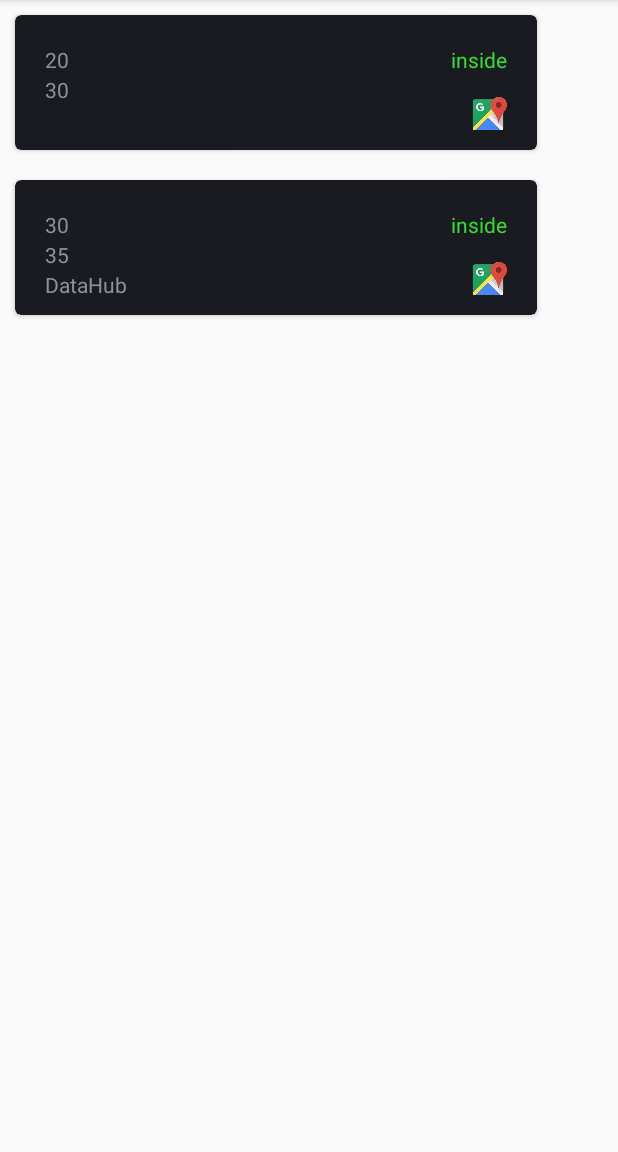
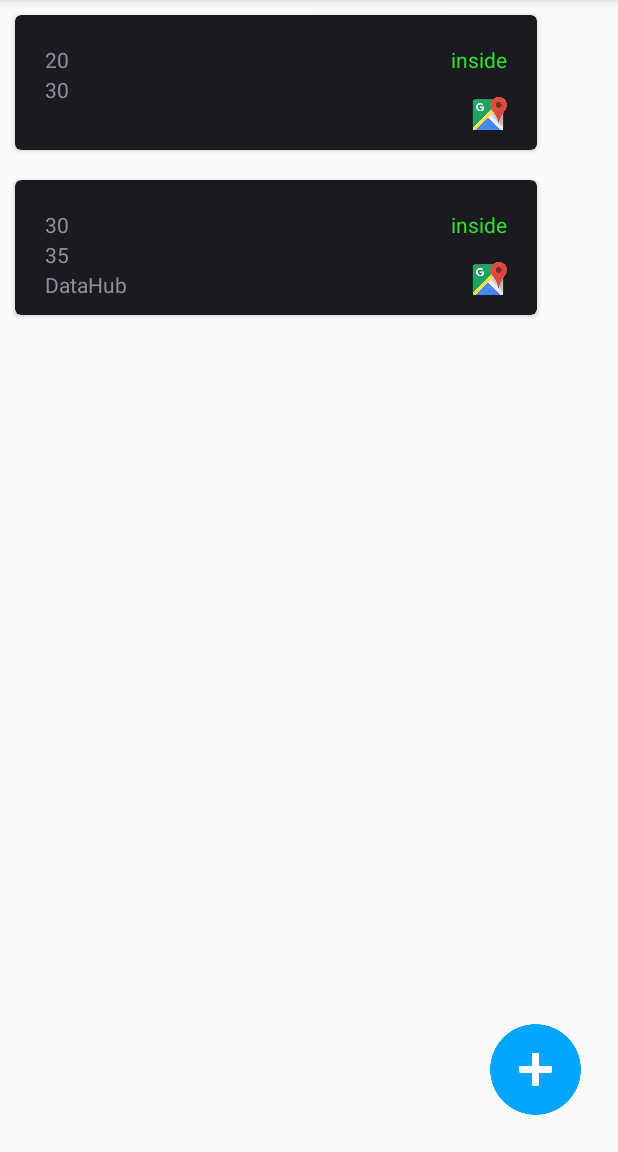
Before and after one commit to printimo/geofence, an Android app: the screen it shows after launch (MainActivity), on a phone screen of 412 x 824 dp, the part 84-1236 px from its top. Run offline under Robolectric (Android 15) with nearby library versions, the phone set to English and light mode, and no system bars.

```diff
--- a/app/src/main/java/com/nick/geofence/GeofenceAdapter.java
+++ b/app/src/main/java/com/nick/geofence/GeofenceAdapter.java
@@ -1,5 +1,8 @@
 package com.nick.geofence;
 
+import android.app.Activity;
+import android.content.Intent;
+import android.net.Uri;
 import android.support.v4.widget.TextViewCompat;
 import android.support.v7.widget.RecyclerView;
 import android.view.LayoutInflater;
@@ -17,9 +20,11 @@ import java.util.List;
 public class GeofenceAdapter extends RecyclerView.Adapter<GeofenceAdapter.GeofenceViewHolder>{
 
     private List<Geofence> list = new ArrayList<>();
+    private Activity activity;
 
-    public GeofenceAdapter(List<Geofence> arr) {
+    public GeofenceAdapter(Activity act, List<Geofence> arr) {
         list = arr;
+        activity = act;
     }
 
     @Override
@@ -28,10 +33,21 @@ public class GeofenceAdapter extends RecyclerView.Adapter<GeofenceAdapter.Geofen
     }
 
     @Override
-    public void onBindViewHolder(GeofenceViewHolder holder, int position) {
+    public void onBindViewHolder(GeofenceViewHolder holder, final int position) {
         holder.latitude.setText(String.valueOf(list.get(position).getLatitude()));
         holder.longitude.setText(String.valueOf(list.get(position).getLongitude()));
         holder.wifi.setText(String.valueOf(list.get(position).getWifiName()));
+        holder.card.setOnClickListener(new View.OnClickListener() {
+            @Override
+            public void onClick(View v) {
+                String strUri = "http://maps.google.com/maps?q=loc:" + list.get(position).getLatitude() + "," + list.get(position).getLongitude() + " (" + "Label which you want" + ")";
+                Intent intent = new Intent(android.content.Intent.ACTION_VIEW, Uri.parse(strUri));
+
+                intent.setClassName("com.google.android.apps.maps", "com.google.android.maps.MapsActivity");
+
+                activity.startActivity(intent);
+            }
+        });
     }
 
     @Override
@@ -45,6 +61,7 @@ public class GeofenceAdapter extends RecyclerView.Adapter<GeofenceAdapter.Geofen
         public TextView latitude;
         public TextView wifi;
         public TextView inside;
+        public View card;
 
         public GeofenceViewHolder(View itemView) {
             super(itemView);
@@ -52,6 +69,7 @@ public class GeofenceAdapter extends RecyclerView.Adapter<GeofenceAdapter.Geofen
             latitude = (TextView) itemView.findViewById(R.id.list_item_latitude);
             wifi = (TextView) itemView.findViewById(R.id.list_item_wifi);
             inside = (TextView) itemView.findViewById(R.id.list_item_inside);
+            card = itemView.findViewById(R.id.list_item_card_view);
         }
     }
 
--- a/app/src/main/java/com/nick/geofence/MainActivity.java
+++ b/app/src/main/java/com/nick/geofence/MainActivity.java
@@ -4,6 +4,8 @@ import android.support.v7.app.AppCompatActivity;
 import android.os.Bundle;
 import android.support.v7.widget.LinearLayoutManager;
 import android.support.v7.widget.RecyclerView;
+import android.view.View;
+import android.widget.ImageView;
 
 import java.util.ArrayList;
 import java.util.List;
@@ -15,6 +17,7 @@ public class MainActivity extends AppCompatActivity {
         super.onCreate(savedInstanceState);
         setContentView(R.layout.activity_main);
 
+        View add = findViewById(R.id.add_geofence);
         RecyclerView listView = (RecyclerView) findViewById(R.id.geofence_list);
         RecyclerView.LayoutManager layoutManager = new LinearLayoutManager(this,LinearLayoutManager.VERTICAL,false);
         listView.setLayoutManager(layoutManager);
@@ -23,6 +26,6 @@ public class MainActivity extends AppCompatActivity {
         list.add(new Geofence(20,30,100,""));
         list.add(new Geofence(30,35,100,"DataHub"));
 
-        listView.setAdapter(new GeofenceAdapter(list));
+        listView.setAdapter(new GeofenceAdapter(this,list));
     }
 }
--- a/app/src/main/res/layout/activity_main.xml
+++ b/app/src/main/res/layout/activity_main.xml
@@ -13,4 +13,13 @@
         tools:layout_editor_absoluteY="8dp"
         tools:layout_editor_absoluteX="8dp" />
 
+    <ImageView
+        android:id="@+id/add_geofence"
+        android:layout_width="70dp"
+        android:layout_height="70dp"
+        android:layout_alignParentBottom="true"
+        android:layout_alignParentRight="true"
+        android:layout_margin="20dp"
+        android:src="@drawable/add_blue"/>
+
 </RelativeLayout>
```
Also changed, not shown: app/src/main/res/drawable/add_blue.png (added).
